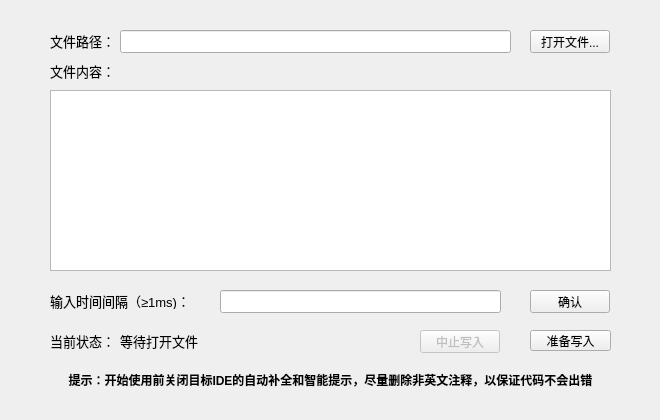
The window that KeyBrdReflection/Qt/KeyBrdReflectionWindow/KeyBrdReflectionWindow.ui (TheBadRoger/KeyBoardReflector) describes before a commit, drawn with Qt 5.
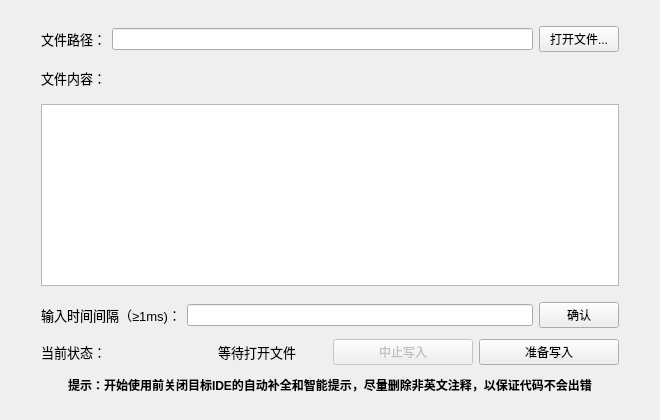
The same window after the commit.

Commit message: 优化UI布局方式，现在可以自由缩放窗口

The edit to the form file:
```diff
--- a/KeyBrdReflection/Qt/KeyBrdReflectionWindow/KeyBrdReflectionWindow.ui
+++ b/KeyBrdReflection/Qt/KeyBrdReflectionWindow/KeyBrdReflectionWindow.ui
@@ -16,54 +16,106 @@
   <property name="minimumSize">
    <size>
     <width>660</width>
-    <height>400</height>
+    <height>420</height>
    </size>
   </property>
   <property name="maximumSize">
    <size>
-    <width>660</width>
-    <height>420</height>
+    <width>16777215</width>
+    <height>16777215</height>
    </size>
   </property>
   <property name="windowTitle">
    <string>KeyBrdReflectionWindow</string>
   </property>
   <widget class="QWidget" name="centralWidget">
+   <layout class="QGridLayout" name="gridLayout">
+    <item row="0" column="0">
+     <layout class="QHBoxLayout" name="FileSelectionLayout">
+      <property name="leftMargin">
+       <number>30</number>
+      </property>
+      <property name="topMargin">
+       <number>15</number>
+      </property>
+      <property name="rightMargin">
+       <number>30</number>
+      </property>
+      <property name="bottomMargin">
+       <number>5</number>
+      </property>
+      <item>
+       <widget class="QLabel" name="LAB_TIT_FilePath">
+        <property name="font">
+         <font>
+          <pointsize>10</pointsize>
+         </font>
+        </property>
+        <property name="text">
+         <string>文件路径：</string>
+        </property>
+       </widget>
+      </item>
+      <item>
+       <widget class="QLineEdit" name="BOX_ShowPath">
+        <property name="readOnly">
+         <bool>true</bool>
+        </property>
+       </widget>
+      </item>
+      <item>
    <widget class="QPushButton" name="BTN_OpenTargetFile">
-    <property name="geometry">
-     <rect>
-      <x>530</x>
-      <y>30</y>
-      <width>80</width>
-      <height>23</height>
-     </rect>
-    </property>
     <property name="text">
      <string>打开文件...</string>
     </property>
    </widget>
-   <widget class="QLineEdit" name="BOX_ShowPath">
-    <property name="geometry">
-     <rect>
-      <x>120</x>
-      <y>30</y>
-      <width>391</width>
-      <height>23</height>
-     </rect>
-    </property>
-    <property name="readOnly">
-     <bool>true</bool>
-    </property>
-   </widget>
+      </item>
+     </layout>
+    </item>
+    <item row="1" column="0">
+     <layout class="QHBoxLayout" name="BoxTitleLayout">
+      <property name="leftMargin">
+       <number>30</number>
+      </property>
+      <property name="topMargin">
+       <number>5</number>
+      </property>
+      <property name="rightMargin">
+       <number>30</number>
+      </property>
+      <property name="bottomMargin">
+       <number>5</number>
+      </property>
+      <item>
+       <widget class="QLabel" name="LAB_TIT_ShowFileContentTitle">
+        <property name="font">
+         <font>
+          <pointsize>10</pointsize>
+         </font>
+        </property>
+        <property name="text">
+         <string>文件内容：</string>
+        </property>
+       </widget>
+      </item>
+     </layout>
+    </item>
+    <item row="2" column="0">
+     <layout class="QVBoxLayout" name="TextBoxLayout">
+      <property name="leftMargin">
+       <number>30</number>
+      </property>
+      <property name="topMargin">
+       <number>5</number>
+      </property>
+      <property name="rightMargin">
+       <number>30</number>
+      </property>
+      <property name="bottomMargin">
+       <number>5</number>
+      </property>
+      <item>
    <widget class="QTextEdit" name="BOX_ShowContent">
-    <property name="geometry">
-     <rect>
-      <x>50</x>
-      <y>90</y>
-      <width>561</width>
-      <height>181</height>
-     </rect>
-    </property>
     <property name="font">
      <font>
       <family>Consolas</family>
@@ -83,28 +135,60 @@
      <bool>false</bool>
     </property>
    </widget>
-   <widget class="QPushButton" name="BTN_WriteConfirm">
-    <property name="geometry">
-     <rect>
-      <x>530</x>
-      <y>330</y>
-      <width>81</width>
-      <height>21</height>
-     </rect>
-    </property>
+      </item>
+     </layout>
+    </item>
+    <item row="3" column="0">
+     <layout class="QHBoxLayout" name="TimeInputLayout">
+      <property name="leftMargin">
+       <number>30</number>
+      </property>
+      <property name="topMargin">
+       <number>5</number>
+      </property>
+      <property name="rightMargin">
+       <number>30</number>
+      </property>
+      <property name="bottomMargin">
+       <number>5</number>
+      </property>
+      <item>
+       <widget class="QLabel" name="LAB_TIT_InputTimeTitle">
+        <property name="font">
+         <font>
+          <pointsize>10</pointsize>
+         </font>
+        </property>
     <property name="text">
-     <string>准备写入</string>
-    </property>
-   </widget>
+         <string>输入时间间隔（≥1ms)：</string>
+        </property>
+       </widget>
+      </item>
+      <item>
+       <widget class="QLineEdit" name="BOX_InputTime"/>
+      </item>
+      <item>
+       <widget class="QPushButton" name="BTN_SubmitInputTime">
+        <property name="text">
+         <string>确认</string>
+        </property>
+       </widget>
+      </item>
+     </layout>
+    </item>
+    <item row="4" column="0">
+     <layout class="QHBoxLayout" name="StartLineLayout">
+      <property name="leftMargin">
+       <number>30</number>
+      </property>
+      <property name="topMargin">
+       <number>0</number>
+      </property>
+      <property name="rightMargin">
+       <number>30</number>
+      </property>
+      <item>
    <widget class="QLabel" name="LAB_TIT_ShowStatusTiitle">
-    <property name="geometry">
-     <rect>
-      <x>50</x>
-      <y>333</y>
-      <width>91</width>
-      <height>16</height>
-     </rect>
-    </property>
     <property name="font">
      <font>
       <pointsize>10</pointsize>
@@ -114,54 +198,9 @@
      <string>当前状态：</string>
     </property>
    </widget>
-   <widget class="QLabel" name="LAB_TIT_FilePath">
-    <property name="geometry">
-     <rect>
-      <x>50</x>
-      <y>33</y>
-      <width>61</width>
-      <height>16</height>
-     </rect>
-    </property>
-    <property name="font">
-     <font>
-      <pointsize>10</pointsize>
-     </font>
-    </property>
-    <property name="text">
-     <string>文件路径：</string>
-    </property>
-   </widget>
-   <widget class="QLabel" name="LAB_TIT_Hint">
-    <property name="geometry">
-     <rect>
-      <x>50</x>
-      <y>350</y>
-      <width>561</width>
-      <height>61</height>
-     </rect>
-    </property>
-    <property name="font">
-     <font>
-      <bold>true</bold>
-     </font>
-    </property>
-    <property name="text">
-     <string>&lt;html&gt;&lt;head/&gt;&lt;body&gt;&lt;p align=&quot;center&quot;&gt;&lt;span style=&quot; font-weight:700;&quot;&gt;提示：开始使用前关闭目标IDE的自动补全和智能提示，尽量删除非英文注释，以保证代码不会出错&lt;/span&gt;&lt;/p&gt;&lt;/body&gt;&lt;/html&gt;</string>
-    </property>
-    <property name="alignment">
-     <set>Qt::AlignmentFlag::AlignCenter</set>
-    </property>
-   </widget>
+      </item>
+      <item>
    <widget class="QLabel" name="LAB_TIP_ShowStatus">
-    <property name="geometry">
-     <rect>
-      <x>120</x>
-      <y>331</y>
-      <width>281</width>
-      <height>20</height>
-     </rect>
-    </property>
     <property name="font">
      <font>
       <pointsize>10</pointsize>
@@ -170,82 +209,62 @@
     <property name="text">
      <string>等待打开文件</string>
     </property>
-   </widget>
+        <property name="alignment">
+         <set>Qt::AlignmentFlag::AlignCenter</set>
+        </property>
+       </widget>
+      </item>
+      <item>
    <widget class="QPushButton" name="BTN_DisruptInput">
     <property name="enabled">
      <bool>false</bool>
     </property>
-    <property name="geometry">
-     <rect>
-      <x>420</x>
-      <y>330</y>
-      <width>80</width>
-      <height>23</height>
-     </rect>
-    </property>
     <property name="text">
      <string>中止写入</string>
     </property>
    </widget>
-   <widget class="QLabel" name="LAB_TIT_ShowFileContentTitle">
-    <property name="geometry">
-     <rect>
-      <x>50</x>
-      <y>63</y>
-      <width>61</width>
-      <height>16</height>
-     </rect>
-    </property>
-    <property name="font">
-     <font>
-      <pointsize>10</pointsize>
-     </font>
-    </property>
+      </item>
+      <item>
+       <widget class="QPushButton" name="BTN_WriteConfirm">
     <property name="text">
-     <string>文件内容：</string>
-    </property>
-   </widget>
-   <widget class="QLabel" name="LAB_TIT_InputTimeTitle">
-    <property name="geometry">
-     <rect>
-      <x>50</x>
-      <y>293</y>
-      <width>176</width>
-      <height>16</height>
-     </rect>
-    </property>
+         <string>准备写入</string>
+        </property>
+       </widget>
+      </item>
+     </layout>
+    </item>
+    <item row="5" column="0">
+     <layout class="QHBoxLayout" name="BottomTipLayout">
+      <property name="leftMargin">
+       <number>30</number>
+      </property>
+      <property name="topMargin">
+       <number>5</number>
+      </property>
+      <property name="rightMargin">
+       <number>30</number>
+      </property>
+      <property name="bottomMargin">
+       <number>15</number>
+      </property>
+      <item>
+       <widget class="QLabel" name="LAB_TIT_Hint">
     <property name="font">
      <font>
-      <pointsize>10</pointsize>
+          <bold>true</bold>
      </font>
     </property>
     <property name="text">
-     <string>输入时间间隔（≥1ms)：</string>
-    </property>
-   </widget>
-   <widget class="QLineEdit" name="BOX_InputTime">
-    <property name="geometry">
-     <rect>
-      <x>220</x>
-      <y>290</y>
-      <width>281</width>
-      <height>23</height>
-     </rect>
-    </property>
-   </widget>
-   <widget class="QPushButton" name="BTN_SubmitInputTime">
-    <property name="geometry">
-     <rect>
-      <x>530</x>
-      <y>290</y>
-      <width>80</width>
-      <height>23</height>
-     </rect>
-    </property>
-    <property name="text">
-     <string>确认</string>
-    </property>
-   </widget>
+         <string>&lt;html&gt;&lt;head/&gt;&lt;body&gt;&lt;p align=&quot;center&quot;&gt;&lt;span style=&quot; font-weight:700;&quot;&gt;提示：开始使用前关闭目标IDE的自动补全和智能提示，尽量删除非英文注释，以保证代码不会出错&lt;/span&gt;&lt;/p&gt;&lt;/body&gt;&lt;/html&gt;</string>
+        </property>
+        <property name="alignment">
+         <set>Qt::AlignmentFlag::AlignCenter</set>
+        </property>
+       </widget>
+      </item>
+     </layout>
+    </item>
+   </layout>
   </widget>
  </widget>
  <layoutdefault spacing="6" margin="11"/>
```
Lines whose indentation alone changed are shown as unchanged.
